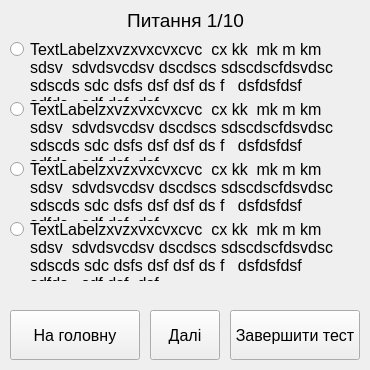
Old version of the form TestPaperProgram/TestPaperWindow.ui in the repository AndrryArmor/SP_TestPaper.
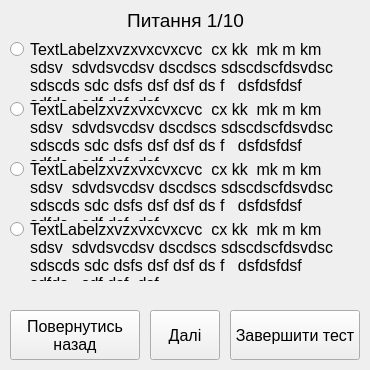
New version of the form.

```diff
--- a/TestPaperProgram/TestPaperWindow.ui
+++ b/TestPaperProgram/TestPaperWindow.ui
@@ -149,7 +149,8 @@
      </font>
     </property>
     <property name="text">
-     <string>На головну</string>
+     <string>Повернутись
+назад</string>
     </property>
    </widget>
    <widget class="QLabel" name="label1stAnswer">
```
